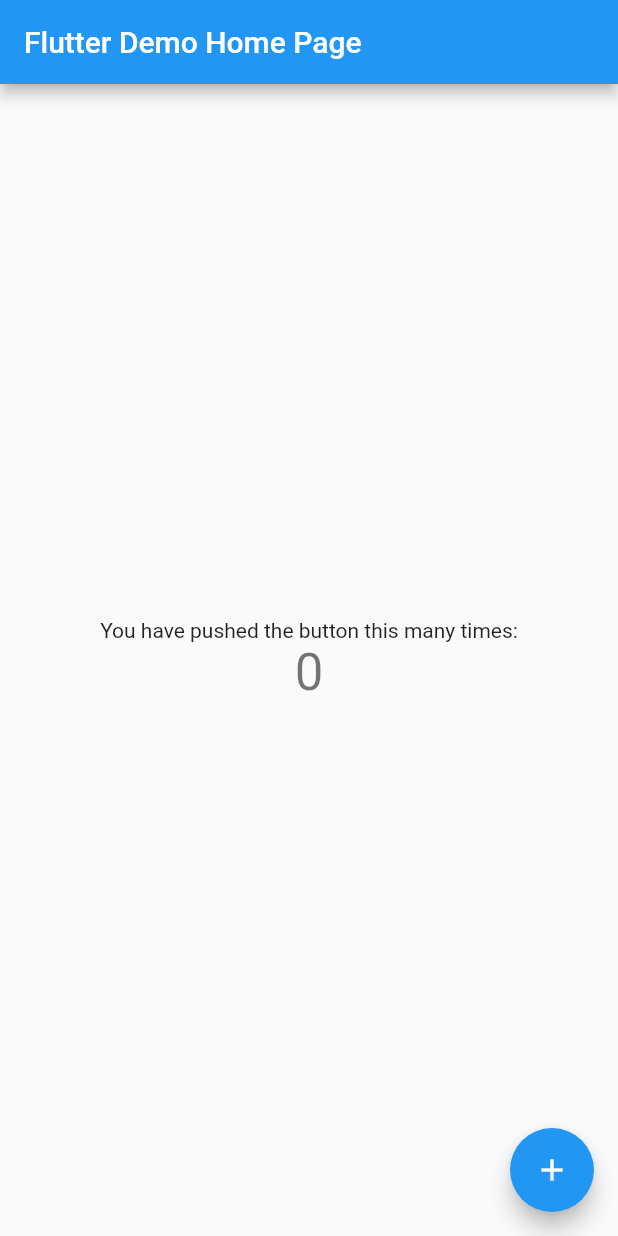
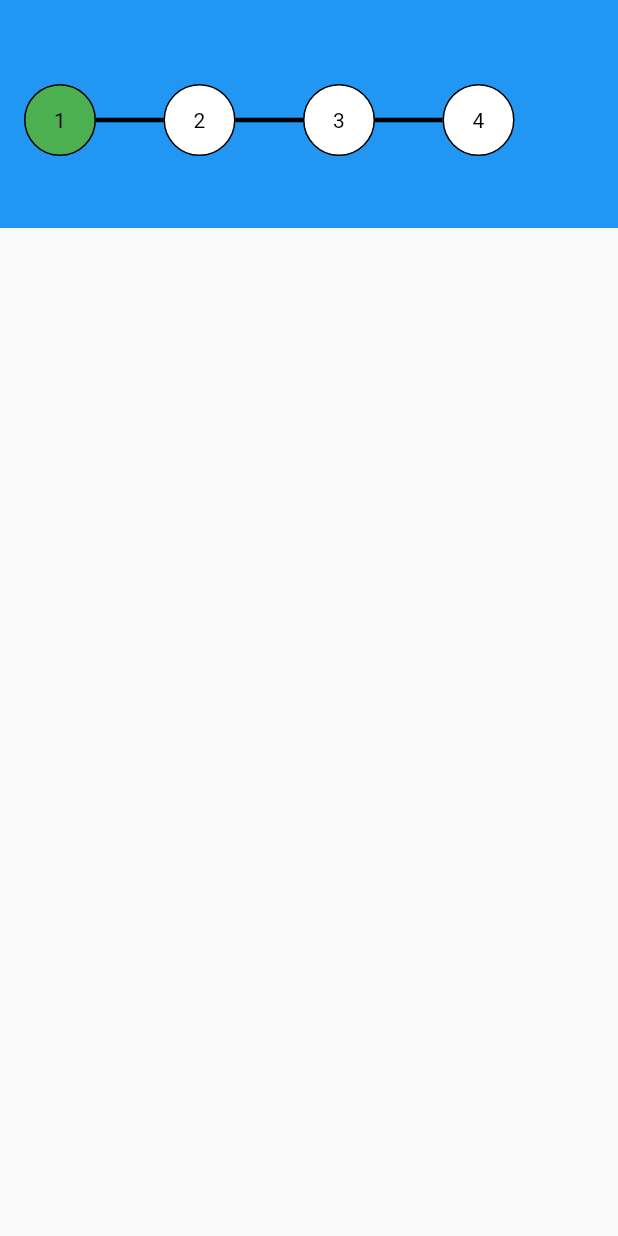
Before and after one commit to sonasetiana/DKatalis-TakeHomeTest, a Flutter app: the screen it shows after launch, on a phone screen of 412 x 824 dp. Run offline on Flutter 3.47's test engine with Material 2 defaults, Android fonts, the phone set to English and light mode, and no system bars; missing offline and left inert: dart:ffi.

Commit message:
create timeline widget

```diff
--- a/lib/main.dart
+++ b/lib/main.dart
@@ -1,4 +1,7 @@
+import 'dart:ffi';
+
 import 'package:flutter/material.dart';
+import 'package:workspace/views/widget/time_line.dart';
 
 void main() {
   runApp(MyApp());
@@ -9,105 +12,27 @@ class MyApp extends StatelessWidget {
   @override
   Widget build(BuildContext context) {
     return MaterialApp(
-      title: 'Flutter Demo',
+      debugShowCheckedModeBanner: false,
+      title: 'DKatalis',
       theme: ThemeData(
-        // This is the theme of your application.
-        //
-        // Try running your application with "flutter run". You'll see the
-        // application has a blue toolbar. Then, without quitting the app, try
-        // changing the primarySwatch below to Colors.green and then invoke
-        // "hot reload" (press "r" in the console where you ran "flutter run",
-        // or simply save your changes to "hot reload" in a Flutter IDE).
-        // Notice that the counter didn't reset back to zero; the application
-        // is not restarted.
         primarySwatch: Colors.blue,
       ),
-      home: MyHomePage(title: 'Flutter Demo Home Page'),
+      home: Example(),
     );
   }
 }
 
-class MyHomePage extends StatefulWidget {
-  MyHomePage({Key? key, required this.title}) : super(key: key);
-
-  // This widget is the home page of your application. It is stateful, meaning
-  // that it has a State object (defined below) that contains fields that affect
-  // how it looks.
-
-  // This class is the configuration for the state. It holds the values (in this
-  // case the title) provided by the parent (in this case the App widget) and
-  // used by the build method of the State. Fields in a Widget subclass are
-  // always marked "final".
-
-  final String title;
-
-  @override
-  _MyHomePageState createState() => _MyHomePageState();
-}
-
-class _MyHomePageState extends State<MyHomePage> {
-  int _counter = 0;
-
-  void _incrementCounter() {
-    setState(() {
-      // This call to setState tells the Flutter framework that something has
-      // changed in this State, which causes it to rerun the build method below
-      // so that the display can reflect the updated values. If we changed
-      // _counter without calling setState(), then the build method would not be
-      // called again, and so nothing would appear to happen.
-      _counter++;
-    });
-  }
-
+class Example extends StatelessWidget {
   @override
   Widget build(BuildContext context) {
-    // This method is rerun every time setState is called, for instance as done
-    // by the _incrementCounter method above.
-    //
-    // The Flutter framework has been optimized to make rerunning build methods
-    // fast, so that you can just rebuild anything that needs updating rather
-    // than having to individually change instances of widgets.
+    var size = MediaQuery.of(context).size;
     return Scaffold(
-      appBar: AppBar(
-        // Here we take the value from the MyHomePage object that was created by
-        // the App.build method, and use it to set our appbar title.
-        title: Text(widget.title),
+      appBar: AppBar(elevation: 0.0,),
+      body: Column(
+        children: [
+          TimeLine(1, ["1", "2", "3", "4"])
+        ],
       ),
-      body: Center(
-        // Center is a layout widget. It takes a single child and positions it
-        // in the middle of the parent.
-        child: Column(
-          // Column is also a layout widget. It takes a list of children and
-          // arranges them vertically. By default, it sizes itself to fit its
-          // children horizontally, and tries to be as tall as its parent.
-          //
-          // Invoke "debug painting" (press "p" in the console, choose the
-          // "Toggle Debug Paint" action from the Flutter Inspector in Android
-          // Studio, or the "Toggle Debug Paint" command in Visual Studio Code)
-          // to see the wireframe for each widget.
-          //
-          // Column has various properties to control how it sizes itself and
-          // how it positions its children. Here we use mainAxisAlignment to
-          // center the children vertically; the main axis here is the vertical
-          // axis because Columns are vertical (the cross axis would be
-          // horizontal).
-          mainAxisAlignment: MainAxisAlignment.center,
-          children: <Widget>[
-            Text(
-              'You have pushed the button this many times:',
-            ),
-            Text(
-              '$_counter',
-              style: Theme.of(context).textTheme.headline4,
-            ),
-          ],
-        ),
-      ),
-      floatingActionButton: FloatingActionButton(
-        onPressed: _incrementCounter,
-        tooltip: 'Increment',
-        child: Icon(Icons.add),
-      ), // This trailing comma makes auto-formatting nicer for build methods.
     );
   }
 }
--- /dev/null
+++ b/lib/views/widget/time_line.dart
@@ -0,0 +1,68 @@
+
+import 'package:flutter/cupertino.dart';
+import 'package:flutter/material.dart';
+
+class TimeLine extends StatelessWidget{
+  final List<String> title;
+  final int step;
+
+  TimeLine(this.step, this.title);
+
+  @override
+  Widget build(BuildContext context) {
+     return Container(
+       padding: const EdgeInsets.only(
+         left: 16.0, right: 16.0, bottom: 48.0
+       ),
+       color: Colors.blue,
+       child: timeView(),
+     );
+  }
+
+  Widget timeView(){
+    List<Widget> widgets = <Widget>[];
+    int index = 0;
+    for(var i = 0; i < title.length + (title.length-1); i++){
+      if(i % 2 == 0){
+        widgets.add(step > index ? stepBox(title[index],Colors.green):stepBox(title[index], Colors.white));
+        index++;
+      }else{
+        widgets.add(stepLine());
+      }
+    }
+    return new Row(children: widgets);
+  }
+
+  Widget stepBox(String text, Color bgColor){
+    return Container(
+      height: 48,
+      width: 48,
+      decoration: BoxDecoration(
+          color: bgColor,
+          borderRadius: BorderRadius.all(Radius.circular(50)),
+          border: Border.all(
+              width: 1,
+              color: Colors.black,
+              style: BorderStyle.solid
+          )
+      ),
+      child: Center(
+        child: Text(
+          text,
+          style: TextStyle(
+              color: Colors.black
+          ),
+        ),
+      ),
+    );
+  }
+
+  Widget stepLine() {
+    return Container(
+      color: Colors.black,
+      height: 3.0,
+      width: 45.0,
+    );
+  }
+
+}
```
